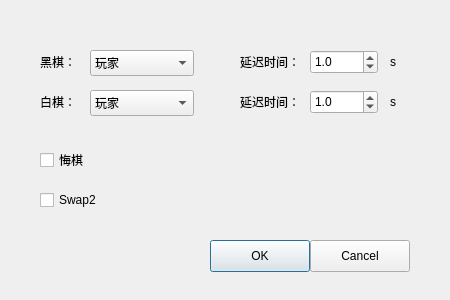
This is modeselection.ui in zerotrac/Gomoku as Qt 5 draws it before an edit. The edited form follows.
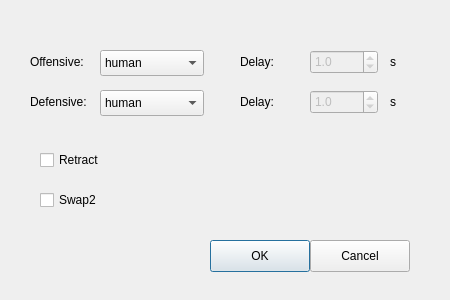
This is the edited form.

Commit message: Translate mode selection dialog into English

```diff
--- a/modeselection.ui
+++ b/modeselection.ui
@@ -16,27 +16,27 @@
   <widget class="QLabel" name="l_black">
    <property name="geometry">
     <rect>
-     <x>40</x>
+     <x>30</x>
      <y>50</y>
-     <width>60</width>
+     <width>70</width>
      <height>23</height>
     </rect>
    </property>
    <property name="text">
-    <string>黑棋：</string>
+    <string>Offensive:</string>
    </property>
   </widget>
   <widget class="QLabel" name="l_white">
    <property name="geometry">
     <rect>
-     <x>40</x>
+     <x>30</x>
      <y>90</y>
-     <width>60</width>
+     <width>70</width>
      <height>23</height>
     </rect>
    </property>
    <property name="text">
-    <string>白棋：</string>
+    <string>Defensive:</string>
    </property>
   </widget>
   <widget class="QCheckBox" name="checkbox_withdraw">
@@ -49,7 +49,7 @@
     </rect>
    </property>
    <property name="text">
-    <string>悔棋</string>
+    <string>Retract</string>
    </property>
   </widget>
   <widget class="QCheckBox" name="checkbox_swap2">
@@ -75,7 +75,7 @@
     </rect>
    </property>
    <property name="text">
-    <string>延迟时间：</string>
+    <string>Delay:</string>
    </property>
   </widget>
   <widget class="QLabel" name="l_whitedelay">
@@ -88,7 +88,7 @@
     </rect>
    </property>
    <property name="text">
-    <string>延迟时间：</string>
+    <string>Delay:</string>
    </property>
   </widget>
   <widget class="QLabel" name="l_s1">
@@ -118,6 +118,9 @@
    </property>
   </widget>
   <widget class="QDoubleSpinBox" name="spinbox_black">
+   <property name="enabled">
+    <bool>false</bool>
+   </property>
    <property name="geometry">
     <rect>
      <x>310</x>
@@ -140,6 +143,9 @@
    </property>
   </widget>
   <widget class="QDoubleSpinBox" name="spinbox_white">
+   <property name="enabled">
+    <bool>false</bool>
+   </property>
    <property name="geometry">
     <rect>
      <x>310</x>
@@ -164,7 +170,7 @@
   <widget class="QComboBox" name="combobox_black">
    <property name="geometry">
     <rect>
-     <x>90</x>
+     <x>100</x>
      <y>50</y>
      <width>104</width>
      <height>26</height>
@@ -172,7 +178,7 @@
    </property>
    <item>
     <property name="text">
-     <string>玩家</string>
+     <string>human</string>
     </property>
    </item>
    <item>
@@ -194,7 +200,7 @@
   <widget class="QComboBox" name="combobox_white">
    <property name="geometry">
     <rect>
-     <x>90</x>
+     <x>100</x>
      <y>90</y>
      <width>104</width>
      <height>26</height>
@@ -202,7 +208,7 @@
    </property>
    <item>
     <property name="text">
-     <string>玩家</string>
+     <string>human</string>
     </property>
    </item>
    <item>
```
Left out of the diff: 42 changed lines with no effect on the pictures.
